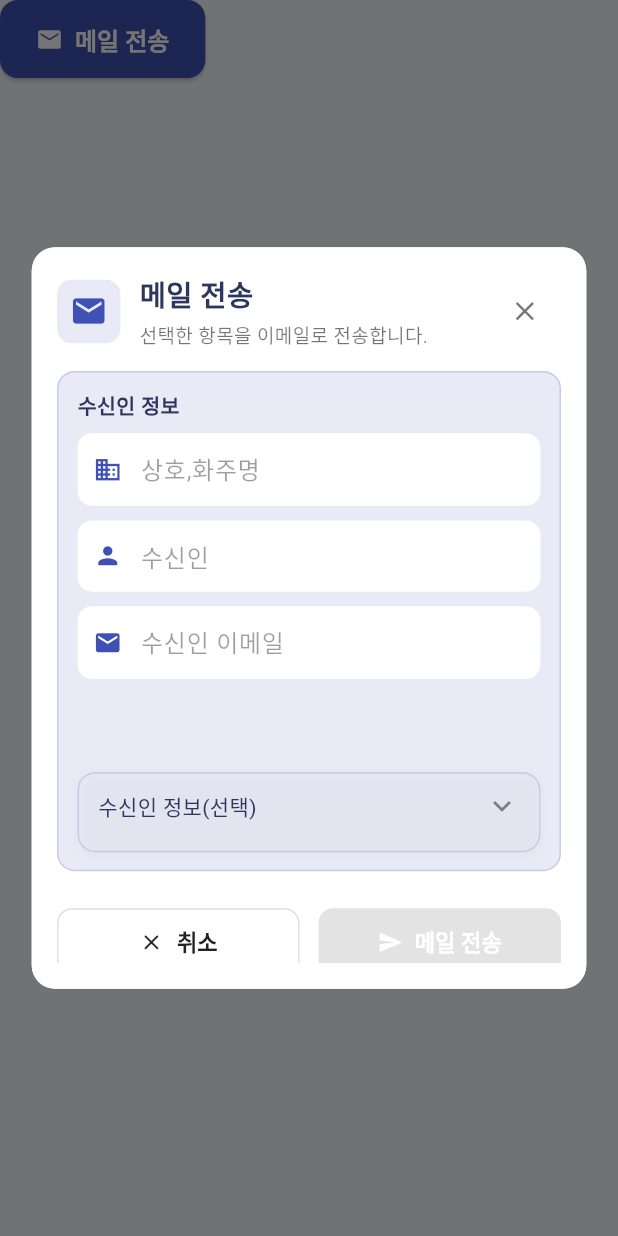
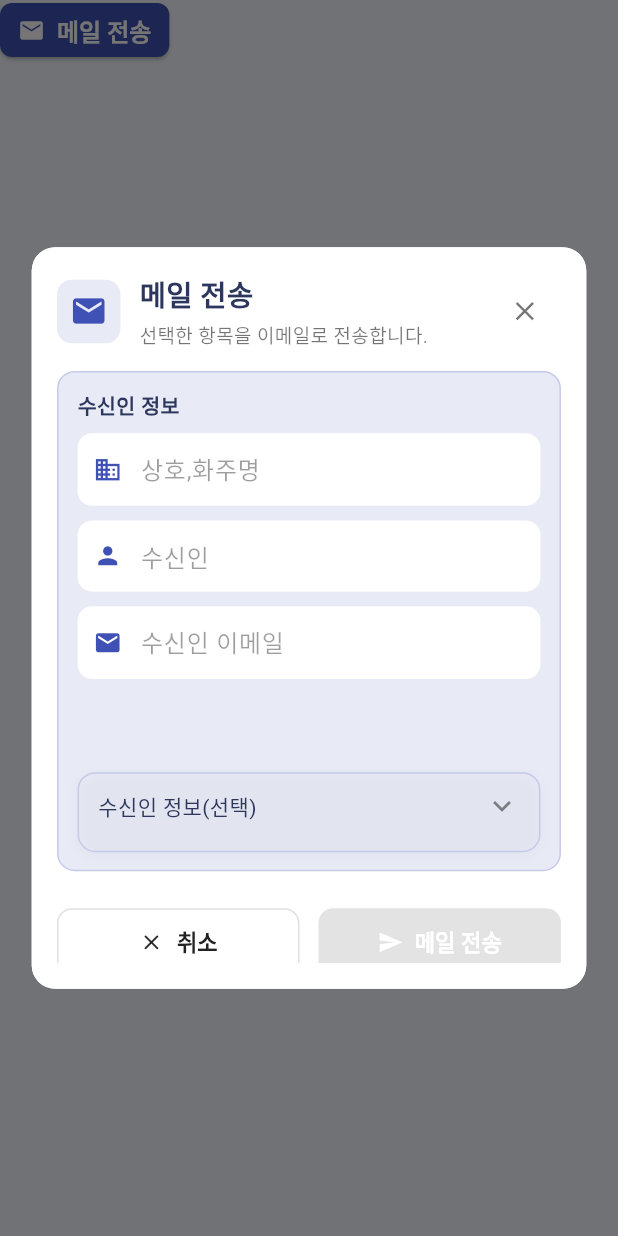
Before and after one commit to jang1231111/line-all-company, a Flutter app: the SendMailButton widget shown alone on an empty page, opened directly with empty values, after a tap on "메일 전송", on a phone screen of 412 x 824 dp. Run offline on Flutter 3.47's test engine with Material 3 defaults, Android fonts, the phone set to English and light mode, and no system bars; our stand-ins replace dio, firebase_core, firebase_crashlytics, flutter_dotenv, flutter_keyboard_visibility, flutter_riverpod and 6 more; missing offline and left inert: mailer, pdfrx, tutorial_coach_mark; accounts and stored records are empty.

Commit message:
🐛 메일 전송 버튼, 잘림현상 수정

```diff
--- a/lib/features/condition/presentation/pages/statistics_page.dart
+++ b/lib/features/condition/presentation/pages/statistics_page.dart
@@ -1176,7 +1176,9 @@ class _StatisticsPageState extends ConsumerState<StatisticsPage> {
             Row(
               mainAxisAlignment: MainAxisAlignment.spaceBetween,
               children: [
-                Column(
+                // ensure left side uses remaining space and text truncates
+                Expanded(
+                  child: Column(
                    crossAxisAlignment: CrossAxisAlignment.start,
                    children: [
                      Row(
@@ -1187,12 +1189,17 @@ class _StatisticsPageState extends ConsumerState<StatisticsPage> {
                            size: 21.sp,
                          ),
                          SizedBox(width: 5.w),
-                        Text(
+                        // allow truncation so button keeps its space
+                        Flexible(
+                          child: Text(
                             '$consignorText',
+                            maxLines: 1,
+                            overflow: TextOverflow.ellipsis,
                             style: TextStyle(
                               fontSize: 17.sp,
                               fontWeight: FontWeight.bold,
                               color: Colors.indigo.shade700,
+                            ),
                           ),
                         ),
                        ],
@@ -1229,6 +1236,7 @@ class _StatisticsPageState extends ConsumerState<StatisticsPage> {
                        ],
                      ),
                    ],
+                 ),
                  ),
                  // 메일 전송 버튼 (화주명은 entry에 있는 consignor로 고정 전달)
                  SizedBox(
--- a/lib/features/condition/presentation/widgets/send_mail_flow_button.dart
+++ b/lib/features/condition/presentation/widgets/send_mail_flow_button.dart
@@ -10,23 +10,44 @@ class SendMailButton extends ConsumerWidget {
   final bool popParentOnSuccess; // 성공 시 상위 다이얼로그를 닫을지 여부
   final Map<String, String>? initialInput;
 
+  // 추가: 버튼 크기/아이콘 크기 조절 옵션
+  final double? width;
+  final double? height;
+  final double iconSize;
+  final TextStyle? labelStyle;
+
   const SendMailButton({
     super.key,
     required this.sendFn,
     this.label = '메일 전송',
     this.popParentOnSuccess = true,
     this.initialInput,
+    this.width,
+    this.height,
+    this.iconSize = 18.0,
+    this.labelStyle,
   });
 
   @override
   Widget build(BuildContext context, WidgetRef ref) {
-    return ElevatedButton.icon(
+    final button = ElevatedButton.icon(
       style: ElevatedButton.styleFrom(
         backgroundColor: Colors.indigo,
         foregroundColor: Colors.white,
+        // 최소 높이/너비를 설정해 레이아웃에서 너무 작아지는 것을 방지
+        minimumSize: Size(width ?? 0, height ?? 44),
+        padding: const EdgeInsets.symmetric(horizontal: 12),
+        visualDensity: VisualDensity.compact,
+        shape: RoundedRectangleBorder(borderRadius: BorderRadius.circular(8)),
       ),
-      icon: const Icon(Icons.mail),
-      label: Text(label),
+      icon: Icon(Icons.mail, size: iconSize),
+      // 라벨에 트렁케이션 적용 (Flexible 제거 — ElevatedButton.icon 내부가 이미 Flex)
+      label: Text(
+        label,
+        maxLines: 1,
+        overflow: TextOverflow.ellipsis,
+        style: labelStyle,
+      ),
       onPressed: () async {
         // pass initialInput through to dialog (may be null)
         final input = await SendFareInputDialog.show(context, initialInput: initialInput);
@@ -63,5 +84,15 @@ class SendMailButton extends ConsumerWidget {
         }
       },
     );
+
+    // 필요시 고정된 크기로 래핑
+    if (width != null || height != null) {
+      return SizedBox(
+        width: width,
+        height: height,
+        child: button,
+      );
+    }
+    return button;
   }
 }
```
Lines whose indentation alone changed are shown as unchanged.
